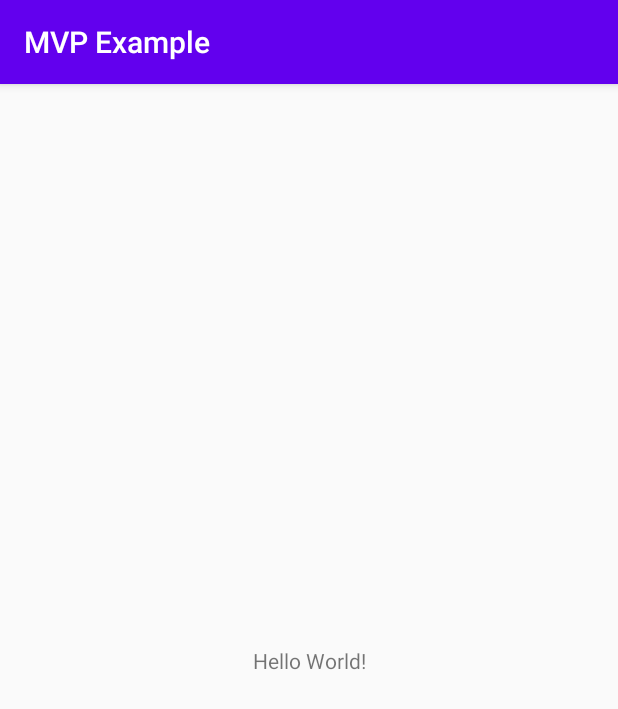
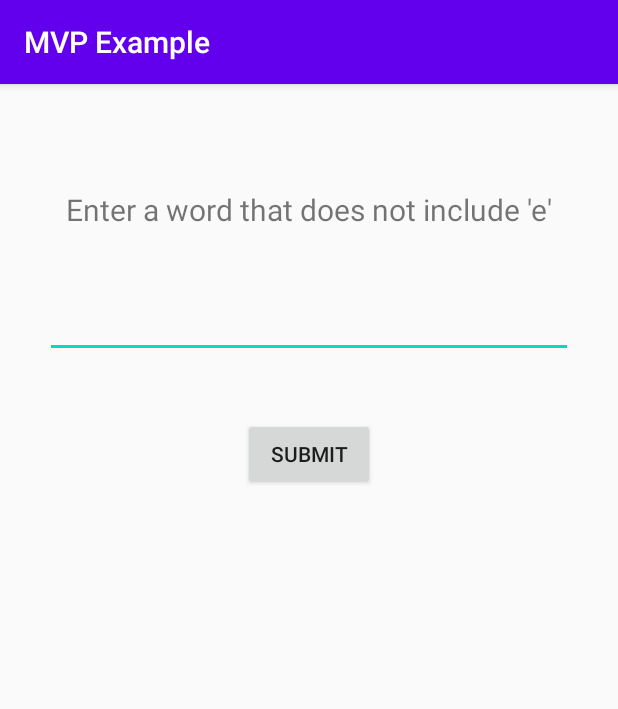
Before and after one commit to benocarlson/mvp-example, an Android app: the screen it shows after launch (MainActivity), on a phone screen of 412 x 824 dp. Shown: the top 709 px of the screen. Run offline under Robolectric (Android 15) with nearby library versions, the phone set to English and light mode, and no system bars.

Commit message:
Add unfilled program code

```diff
--- a/MVPExample/app/src/main/AndroidManifest.xml
+++ b/MVPExample/app/src/main/AndroidManifest.xml
@@ -9,7 +9,7 @@
         android:roundIcon="@mipmap/ic_launcher_round"
         android:supportsRtl="true"
         android:theme="@style/AppTheme">
-        <activity android:name=".MainActivity">
+        <activity android:name=".view.MainActivity">
             <intent-filter>
                 <action android:name="android.intent.action.MAIN" />
 
--- a/MVPExample/app/src/main/java/edu/byu/cs/mvpexample/MainActivity.java
+++ b/MVPExample/app/src/main/java/edu/byu/cs/mvpexample/view/MainActivity.java
@@ -1,8 +1,10 @@
-package edu.byu.cs.mvpexample;
+package edu.byu.cs.mvpexample.view;
 
 import androidx.appcompat.app.AppCompatActivity;
 
 import android.os.Bundle;
+
+import edu.byu.cs.mvpexample.R;
 
 public class MainActivity extends AppCompatActivity {
 
--- a/MVPExample/app/src/main/res/layout/activity_main.xml
+++ b/MVPExample/app/src/main/res/layout/activity_main.xml
@@ -4,15 +4,39 @@
     xmlns:tools="http://schemas.android.com/tools"
     android:layout_width="match_parent"
     android:layout_height="match_parent"
-    tools:context=".MainActivity">
+    tools:context=".view.MainActivity">
 
-    <TextView
-        android:layout_width="wrap_content"
-        android:layout_height="wrap_content"
-        android:text="Hello World!"
-        app:layout_constraintBottom_toBottomOf="parent"
-        app:layout_constraintLeft_toLeftOf="parent"
-        app:layout_constraintRight_toRightOf="parent"
-        app:layout_constraintTop_toTopOf="parent" />
+    <LinearLayout
+        android:layout_width="match_parent"
+        android:layout_height="match_parent"
+        android:orientation="vertical"
+        android:layout_margin="30dp">
+        <TextView
+            android:layout_width="wrap_content"
+            android:layout_height="wrap_content"
+            android:text="@string/instruction"
+            android:textSize="20sp"
+            android:layout_gravity="center"
+            android:layout_marginVertical="40dp"/>
+        <EditText
+            android:id="@+id/inputText"
+            android:layout_width="match_parent"
+            android:layout_height="wrap_content"
+            android:layout_marginBottom="40dp"/>
+        <Button
+            android:id="@+id/submitButton"
+            android:layout_width="wrap_content"
+            android:layout_height="wrap_content"
+            android:text="@string/submit"
+            android:layout_gravity="center"
+            android:layout_marginBottom="40dp"/>
+        <TextView
+            android:id="@+id/lastWord"
+            android:layout_width="wrap_content"
+            android:layout_height="wrap_content"
+            android:layout_gravity="center"
+            android:textSize="30sp"/>
+    </LinearLayout>
+
 
 </androidx.constraintlayout.widget.ConstraintLayout>
--- a/MVPExample/app/src/main/res/values/strings.xml
+++ b/MVPExample/app/src/main/res/values/strings.xml
@@ -1,3 +1,5 @@
 <resources>
     <string name="app_name">MVP Example</string>
+    <string name="instruction">Enter a word that does not include \'e\'</string>
+    <string name="submit">Submit</string>
 </resources>
```
Also changed, not shown: MVPExample/app/src/main/java/edu/byu/cs/mvpexample/model/Subject.java (added, +30 -0 lines), MVPExample/app/src/main/java/edu/byu/cs/mvpexample/model/WordStorage.java (added, +49 -0 lines), MVPExample/app/src/main/java/edu/byu/cs/mvpexample/presenter/MainPresenter.java (added, +7 -0 lines).
